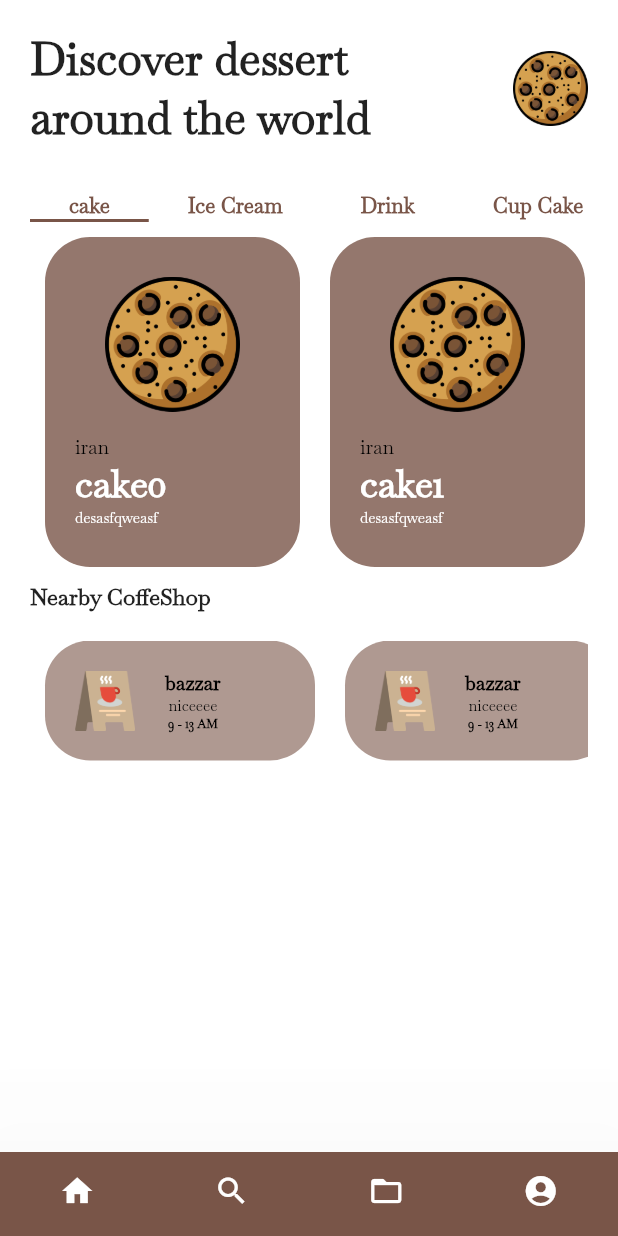
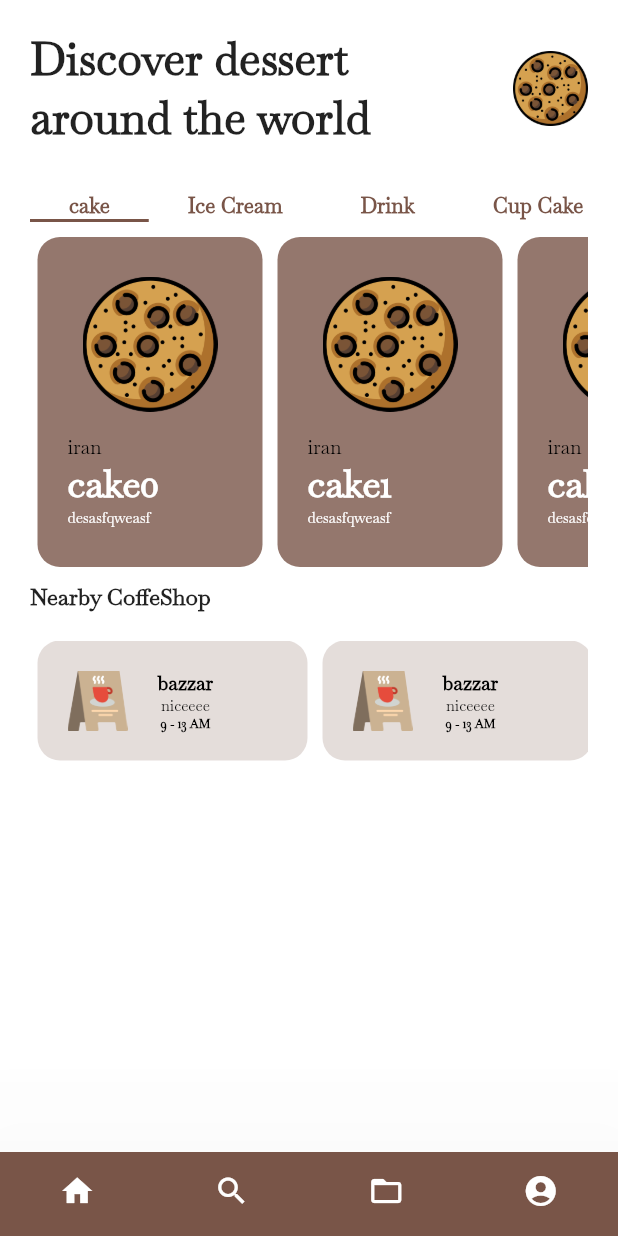
Before and after one commit to mahmoud-eslami/dessert_time, a Flutter app: the screen it shows after launch, on a phone screen of 412 x 824 dp. Run offline on Flutter 3.47's test engine with Material 2 defaults, Android fonts, the phone set to English and light mode, and no system bars; our stand-ins replace bloc, equatable, flutter_bloc.

Commit message:
add some padding and fix border radius

```diff
--- a/lib/pages/home.dart
+++ b/lib/pages/home.dart
@@ -172,13 +172,13 @@ class ShopItem extends StatelessWidget {
   @override
   Widget build(BuildContext context) {
     return Padding(
-      padding: EdgeInsets.symmetric(horizontal: 10),
+      padding: EdgeInsets.symmetric(horizontal: 5),
       child: Container(
         height: 80,
         width: 180,
         decoration: BoxDecoration(
-          color: Colors.brown.withOpacity(.6),
-          borderRadius: BorderRadius.circular(30),
+          color: Colors.brown.withOpacity(.2),
+          borderRadius: BorderRadius.circular(15),
         ),
         child: Padding(
           padding: EdgeInsets.all(20),
@@ -237,13 +237,13 @@ class DessertItem extends StatelessWidget {
   @override
   Widget build(BuildContext context) {
     return Padding(
-      padding: EdgeInsets.symmetric(horizontal: 10),
+      padding: EdgeInsets.symmetric(horizontal: 5),
       child: Container(
         height: 220,
-        width: 170,
+        width: 150,
         decoration: BoxDecoration(
           color: Colors.brown.withOpacity(.8),
-          borderRadius: BorderRadius.circular(30),
+          borderRadius: BorderRadius.circular(15),
         ),
         child: Padding(
           padding: EdgeInsets.all(20),
@@ -291,6 +291,7 @@ class CustomBottomNavigation extends StatelessWidget {
   @override
   Widget build(BuildContext context) {
     return BottomNavigationBar(
+      currentIndex: 1,
       showSelectedLabels: false,
       showUnselectedLabels: false,
       elevation: 110,
```
